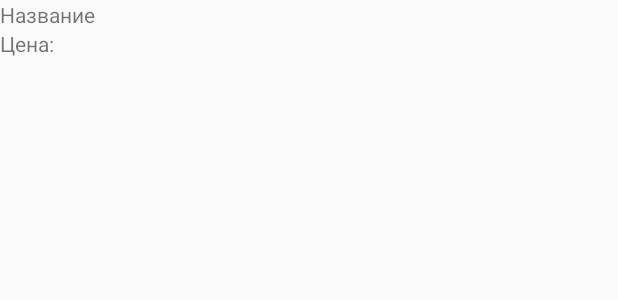
After one commit to Gruzdeva/Android_studio, an Android app: the layout activity_order_info.xml on its own in the app's theme, with its tools: preview values and no code run, on a phone screen of 412 x 824 dp. The commit adds this screen. Shown: the top 300 px of the screen. Run offline under Robolectric (Android 15) with nearby library versions, the phone set to English and light mode, and no system bars.

Commit message:
upd: fix bug with menu, new bug in order info

```diff
--- a/app/src/main/java/com/example/app2/Activities/Menu.kt
+++ b/app/src/main/java/com/example/app2/Activities/Menu.kt
@@ -25,7 +25,6 @@ import androidx.appcompat.widget.Toolbar
 import androidx.core.view.isVisible
 import com.example.app2.DataClasses.Orders
 import com.example.app2.R
-import com.example.app2.Singletons.MenuSingleton
 import com.example.app2.Singletons.UserProfile
 import com.example.app2.Tables.TableUserOrder
 import com.google.firebase.FirebaseApp
@@ -279,7 +278,7 @@ class Menu : AppCompatActivity() {
 
         val key = dbOrders.push().key
         val date = format.format(Date())
-        val order = Orders(userId, date, cost)
+        val order = Orders(userId, date, cost, key)
 
         val orderValues = order.toMap()
 
--- a/app/src/main/java/com/example/app2/DataClasses/OrderUser.kt
+++ b/app/src/main/java/com/example/app2/DataClasses/OrderUser.kt
@@ -4,7 +4,7 @@ import com.google.firebase.database.Exclude
 
 data class OrderUser(
     val name: String? = "",
-    val price: Int = 0
+    val price: Int? = 0
 ) {
     @Exclude
     fun toMap(): Map<String, Any?> {
--- a/app/src/main/java/com/example/app2/Singletons/OrderSingleton.kt
+++ b/app/src/main/java/com/example/app2/Singletons/OrderSingleton.kt
@@ -1,6 +1,7 @@
 package com.example.app2.Singletons
 
 class OrderSingleton {
+    var id: Array<String?> = arrayOfNulls(200)
     var dates: Array<String?> = arrayOfNulls(200)
     var costs: Array<Int?> = arrayOfNulls(200)
 
@@ -11,6 +12,7 @@ class OrderSingleton {
             if(instance == null){
                 instance =
                     OrderSingleton()
+                instance.id = arrayOfNulls(200)
                 instance.dates = arrayOfNulls(200)
                 instance.costs = arrayOfNulls(200)
             }
--- /dev/null
+++ b/app/src/main/res/layout/activity_order_info.xml
@@ -0,0 +1,20 @@
+<?xml version="1.0" encoding="utf-8"?>
+<androidx.constraintlayout.widget.ConstraintLayout
+    xmlns:app="http://schemas.android.com/apk/res-auto"
+    xmlns:android="http://schemas.android.com/apk/res/android"
+    xmlns:tools="http://schemas.android.com/tools"
+    android:layout_width="match_parent"
+    android:layout_height="match_parent">
+
+
+    <androidx.recyclerview.widget.RecyclerView
+        android:id="@+id/rv_order_info"
+        android:layout_width="match_parent"
+        android:layout_height="match_parent"
+        app:layout_constraintBottom_toBottomOf="parent"
+        app:layout_constraintEnd_toEndOf="parent"
+        app:layout_constraintHorizontal_bias="0.5"
+        app:layout_constraintStart_toStartOf="parent"
+        app:layout_constraintTop_toTopOf="parent"
+        tools:listitem="@layout/recycler_order_info_item"/>
+</androidx.constraintlayout.widget.ConstraintLayout>
--- /dev/null
+++ b/app/src/main/res/layout/recycler_order_info_item.xml
@@ -0,0 +1,20 @@
+<?xml version="1.0" encoding="utf-8"?>
+<LinearLayout
+    xmlns:android="http://schemas.android.com/apk/res/android"
+    android:orientation="vertical"
+    android:layout_width="match_parent"
+    android:layout_height="match_parent">
+
+    <TextView
+        android:id="@+id/tv_order_info_name"
+        android:text="@string/name"
+        android:layout_width="match_parent"
+        android:layout_height="wrap_content"/>
+
+    <TextView
+        android:id="@+id/tv_order_info_price"
+        android:text="@string/price"
+        android:layout_width="match_parent"
+        android:layout_height="wrap_content"/>
+
+</LinearLayout>
--- a/app/src/main/res/values/strings.xml
+++ b/app/src/main/res/values/strings.xml
@@ -12,4 +12,6 @@
     <string name="no">Нет</string>
     <string name="phone">Номер телефона</string>
     <string name="address">Адрес</string>
+    <string name="name">Название</string>
+    <string name="price">Цена:</string>
 </resources>
--- a/build.gradle
+++ b/build.gradle
@@ -8,7 +8,7 @@ buildscript {
 
     }
     dependencies {
-        classpath 'com.android.tools.build:gradle:4.0.2'
+        classpath 'com.android.tools.build:gradle:4.1.0'
         classpath "org.jetbrains.kotlin:kotlin-gradle-plugin:$kotlin_version"
         classpath 'com.google.gms:google-services:4.3.3'
 
```
Also changed, not shown: app/src/main/AndroidManifest.xml (+5 -2 lines), app/src/main/java/com/example/app2/Activities/ActivityOrderInfo.kt (added, +66 -0 lines), app/src/main/java/com/example/app2/Adapters/AdapterOrderInfo.kt (added, +43 -0 lines), app/src/main/java/com/example/app2/Adapters/AdapterOrderRecycler.kt (+20 -6 lines), app/src/main/java/com/example/app2/Adapters/AdapterRecycler.kt (+9 -10 lines), app/src/main/java/com/example/app2/DataClasses/MenuData.kt (added, +8 -0 lines), app/src/main/java/com/example/app2/DataClasses/Orders.kt (+5 -2 lines), app/src/main/java/com/example/app2/Fragments/OrderFragment.kt (+7 -10 lines), app/src/main/java/com/example/app2/Fragments/PagerFragment.kt (+19 -17 lines), app/src/main/java/com/example/app2/Singletons/MenuSingleton.kt (deleted, +0 -26 lines), app/src/main/java/com/example/app2/Tables/TableUserOrder.kt (+9 -2 lines), gradle/wrapper/gradle-wrapper.properties.
